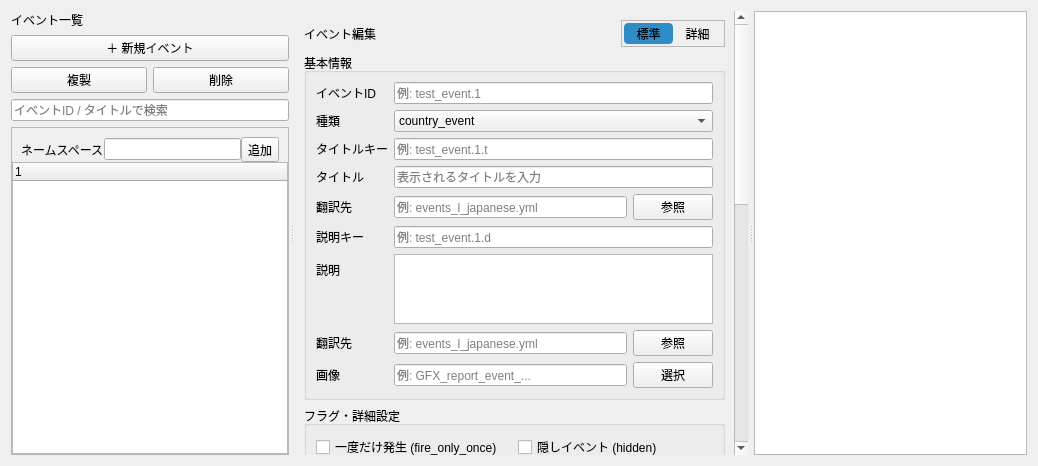
The window that plugins/hoi4/events/event_editor.ui (Ikumyon/PDX-Mod-Studio) describes before a commit, drawn with Qt 5.
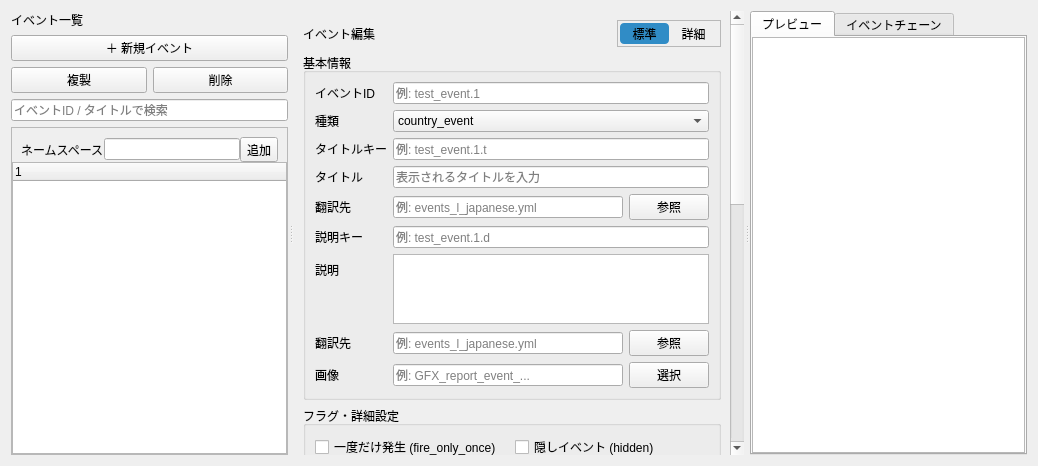
The same window after the commit.

Commit message: 主要エディタのconfigロード共通化および実績新規作成メニューの追加

```diff
--- a/plugins/hoi4/events/event_editor.ui
+++ b/plugins/hoi4/events/event_editor.ui
@@ -158,7 +158,7 @@
         <rect>
          <x>0</x>
          <y>0</y>
-         <width>440</width>
+         <width>434</width>
          <height>968</height>
         </rect>
        </property>
@@ -662,7 +662,55 @@
        </layout>
       </widget>
      </widget>
-     <widget class="QGraphicsView" name="previewPanel"/>
+     <widget class="QTabWidget" name="previewTabWidget">
+      <property name="currentIndex">
+       <number>0</number>
+      </property>
+      <widget class="QWidget" name="previewTab">
+       <attribute name="title">
+        <string>プレビュー</string>
+       </attribute>
+       <layout class="QVBoxLayout" name="previewTabLayout">
+        <property name="leftMargin">
+         <number>0</number>
+        </property>
+        <property name="topMargin">
+         <number>0</number>
+        </property>
+        <property name="rightMargin">
+         <number>0</number>
+        </property>
+        <property name="bottomMargin">
+         <number>0</number>
+        </property>
+        <item>
+         <widget class="QGraphicsView" name="previewPanel"/>
+        </item>
+       </layout>
+      </widget>
+      <widget class="QWidget" name="chainTab">
+       <attribute name="title">
+        <string>イベントチェーン</string>
+       </attribute>
+       <layout class="QVBoxLayout" name="chainTabLayout">
+        <property name="leftMargin">
+         <number>0</number>
+        </property>
+        <property name="topMargin">
+         <number>0</number>
+        </property>
+        <property name="rightMargin">
+         <number>0</number>
+        </property>
+        <property name="bottomMargin">
+         <number>0</number>
+        </property>
+        <item>
+         <widget class="QGraphicsView" name="chainPanel"/>
+        </item>
+       </layout>
+      </widget>
+     </widget>
     </widget>
    </item>
   </layout>
```
Left out of the diff: 2 changed lines with no effect on the pictures. The commit also changes 12 other files.
